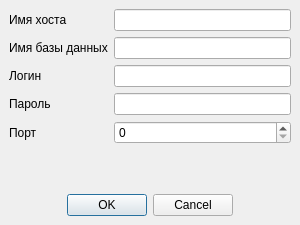
BOSS-OIOKTPP/Homeworks_Netology_C_plus_plus, file Qt_programming/03-Qt_Designer/ConnectDB/connectdb.ui: the form before one commit.
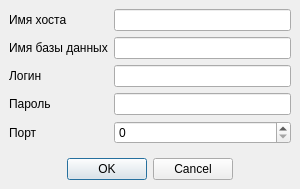
The form after the commit.

The edit to the form file:
```diff
--- a/Qt_programming/03-Qt_Designer/ConnectDB/connectdb.ui
+++ b/Qt_programming/03-Qt_Designer/ConnectDB/connectdb.ui
@@ -7,19 +7,19 @@
     <x>0</x>
     <y>0</y>
     <width>300</width>
-    <height>225</height>
+    <height>189</height>
    </rect>
   </property>
   <property name="minimumSize">
    <size>
     <width>300</width>
-    <height>225</height>
+    <height>180</height>
    </size>
   </property>
   <property name="maximumSize">
    <size>
     <width>300</width>
-    <height>225</height>
+    <height>500</height>
    </size>
   </property>
   <property name="windowTitle">
```
Left out of the diff: 10 changed lines with no effect on the pictures.
